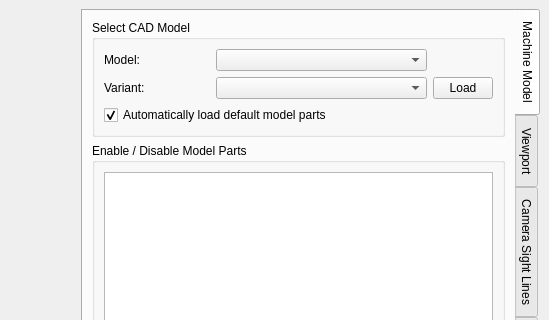
Qt form calcam/gui/qt_designer_files/viewer.ui (euratom-software/calcam) before a commit; both pictures show x 401 to 950 and y 0 to 320 of the 950 by 703 pixel window.
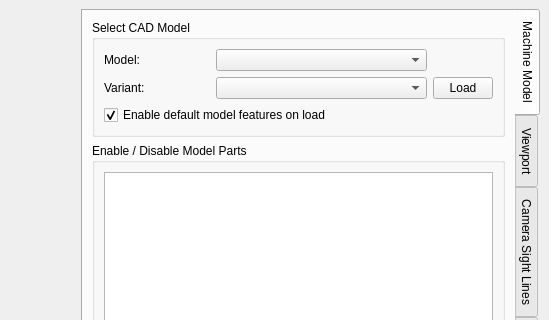
The same form after that commit.

```diff
--- a/calcam/gui/qt_designer_files/viewer.ui
+++ b/calcam/gui/qt_designer_files/viewer.ui
@@ -177,7 +177,7 @@
            <item row="2" column="0" colspan="4">
             <widget class="QCheckBox" name="cad_auto_load">
              <property name="text">
-              <string>Automatically load default model parts</string>
+              <string>Enable default model features on load</string>
              </property>
              <property name="checked">
               <bool>true</bool>
```
